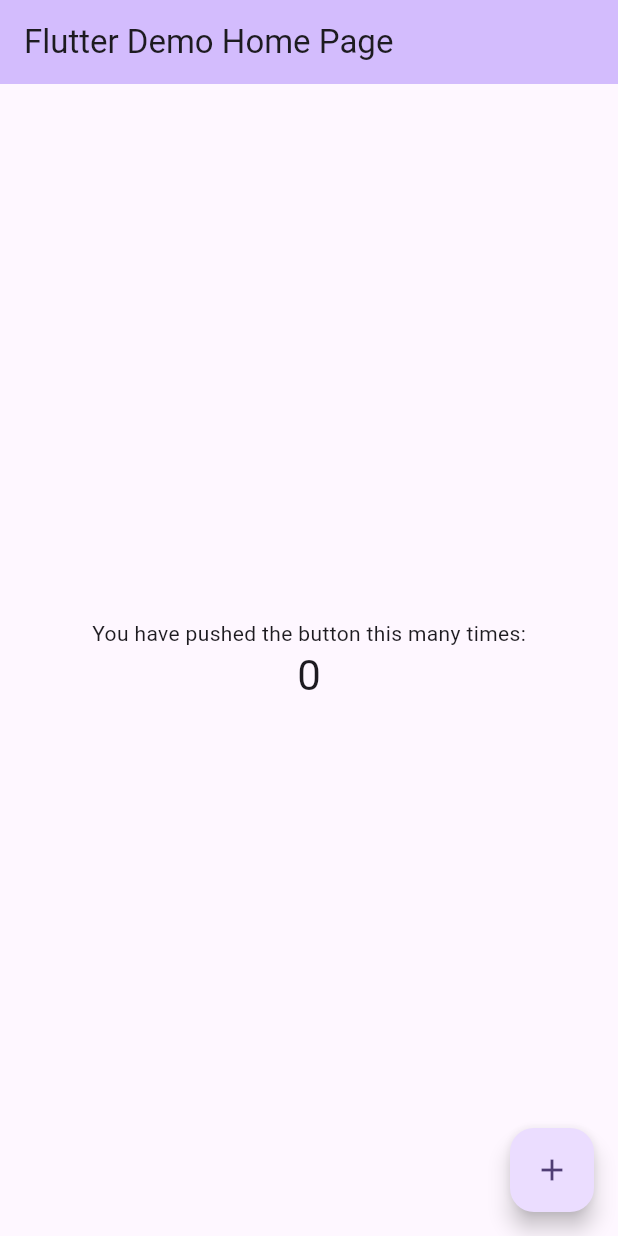
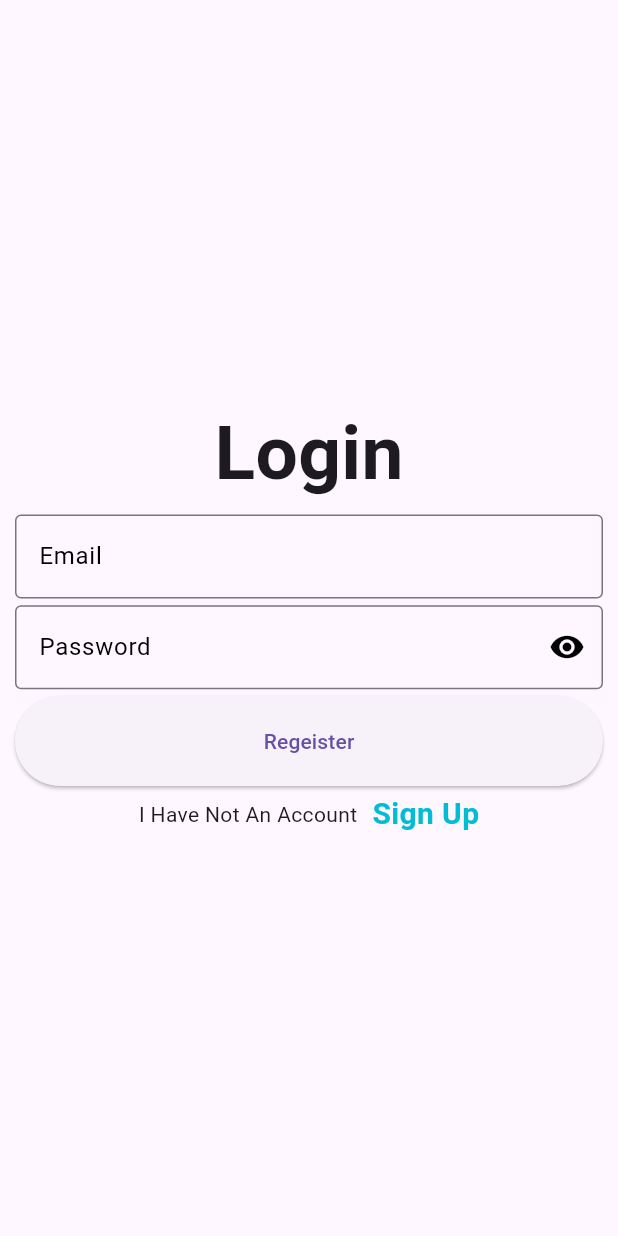
Before and after one commit to mdshakilhossain720/E-Commerce-App, a Flutter app: the screen it shows after launch, on a phone screen of 412 x 824 dp. Run offline on Flutter 3.47's test engine with Material 3 defaults, Android fonts, the phone set to English and light mode, and no system bars.

Commit message:
sign login

```diff
--- a/lib/main.dart
+++ b/lib/main.dart
@@ -1,4 +1,7 @@
 import 'package:flutter/material.dart';
+
+import 'screen/login/login.dart';
+import 'screen/sign_up.dart';
 
 void main() {
   runApp(const MyApp());
@@ -7,119 +10,11 @@
 class MyApp extends StatelessWidget {
   const MyApp({super.key});
 
-  // This widget is the root of your application.
   @override
   Widget build(BuildContext context) {
     return MaterialApp(
-      title: 'Flutter Demo',
-      theme: ThemeData(
-        // This is the theme of your application.
-        //
-        // TRY THIS: Try running your application with "flutter run". You'll see
-        // the application has a purple toolbar. Then, without quitting the app,
-        // try changing the seedColor in the colorScheme below to Colors.green
-        // and then invoke "hot reload" (save your changes or press the "hot
-        // reload" button in a Flutter-supported IDE, or press "r" if you used
-        // the command line to start the app).
-        //
-        // Notice that the counter didn't reset back to zero; the application
-        // state is not lost during the reload. To reset the state, use hot
-        // restart instead.
-        //
-        // This works for code too, not just values: Most code changes can be
-        // tested with just a hot reload.
-        colorScheme: ColorScheme.fromSeed(seedColor: Colors.deepPurple),
-        useMaterial3: true,
-      ),
-      home: const MyHomePage(title: 'Flutter Demo Home Page'),
+      debugShowCheckedModeBanner: false,
+      home: LoginScreen(),
     );
   }
 }
-
-class MyHomePage extends StatefulWidget {
-  const MyHomePage({super.key, required this.title});
-
-  // This widget is the home page of your application. It is stateful, meaning
-  // that it has a State object (defined below) that contains fields that affect
-  // how it looks.
-
-  // This class is the configuration for the state. It holds the values (in this
-  // case the title) provided by the parent (in this case the App widget) and
-  // used by the build method of the State. Fields in a Widget subclass are
-  // always marked "final".
-
-  final String title;
-
-  @override
-  State<MyHomePage> createState() => _MyHomePageState();
-}
-
-class _MyHomePageState extends State<MyHomePage> {
-  int _counter = 0;
-
-  void _incrementCounter() {
-    setState(() {
-      // This call to setState tells the Flutter framework that something has
-      // changed in this State, which causes it to rerun the build method below
-      // so that the display can reflect the updated values. If we changed
-      // _counter without calling setState(), then the build method would not be
-      // called again, and so nothing would appear to happen.
-      _counter++;
-    });
-  }
-
-  @override
-  Widget build(BuildContext context) {
-    // This method is rerun every time setState is called, for instance as done
-    // by the _incrementCounter method above.
-    //
-    // The Flutter framework has been optimized to make rerunning build methods
-    // fast, so that you can just rebuild anything that needs updating rather
-    // than having to individually change instances of widgets.
-    return Scaffold(
-      appBar: AppBar(
-        // TRY THIS: Try changing the color here to a specific color (to
-        // Colors.amber, perhaps?) and trigger a hot reload to see the AppBar
-        // change color while the other colors stay the same.
-        backgroundColor: Theme.of(context).colorScheme.inversePrimary,
-        // Here we take the value from the MyHomePage object that was created by
-        // the App.build method, and use it to set our appbar title.
-        title: Text(widget.title),
-      ),
-      body: Center(
-        // Center is a layout widget. It takes a single child and positions it
-        // in the middle of the parent.
-        child: Column(
-          // Column is also a layout widget. It takes a list of children and
-          // arranges them vertically. By default, it sizes itself to fit its
-          // children horizontally, and tries to be as tall as its parent.
-          //
-          // Column has various properties to control how it sizes itself and
-          // how it positions its children. Here we use mainAxisAlignment to
-          // center the children vertically; the main axis here is the vertical
-          // axis because Columns are vertical (the cross axis would be
-          // horizontal).
-          //
-          // TRY THIS: Invoke "debug painting" (choose the "Toggle Debug Paint"
-          // action in the IDE, or press "p" in the console), to see the
-          // wireframe for each widget.
-          mainAxisAlignment: MainAxisAlignment.center,
-          children: <Widget>[
-            const Text(
-              'You have pushed the button this many times:',
-            ),
-            Text(
-              '$_counter',
-              style: Theme.of(context).textTheme.headlineMedium,
-            ),
-          ],
-        ),
-      ),
-      floatingActionButton: FloatingActionButton(
-        onPressed: _incrementCounter,
-        tooltip: 'Increment',
-        child: const Icon(Icons.add),
-      ), // This trailing comma makes auto-formatting nicer for build methods.
-    );
-  }
-}
--- /dev/null
+++ b/lib/screen/login/login.dart
@@ -0,0 +1,136 @@
+
+import 'package:ecommercefirbase/screen/sign_up.dart';
+import 'package:flutter/material.dart';
+
+class LoginScreen extends StatefulWidget {
+  const LoginScreen({super.key});
+
+  @override
+  State<LoginScreen> createState() => _LoginScreenState();
+}
+String p = r'^(([^<>()[\]\\.,;:\s@\"]+(\.[^<>()[\]\\.,;:\s@\"]+)*)|(\".+\"))@((\[[0-9]{1,3}\.[0-9]{1,3}\.[0-9]{1,3}\.[0-9]{1,3}\])|(([a-zA-Z\-0-9]+\.)+[a-zA-Z]{2,}))$';
+RegExp regExp=new RegExp(p);
+final GlobalKey<FormState> _formKey=GlobalKey<FormState>();
+
+class _LoginScreenState extends State<LoginScreen> {
+  void validation() {
+    // Make sure to properly check the form state
+    final FormState? form = _formKey.currentState;
+
+    // Use null-aware checking to ensure form is not null
+    if (form != null && form.validate()) {
+      print("yes");
+    } else {
+      print("No");
+    }
+  }
+  bool obserText=true;
+  @override
+  Widget build(BuildContext context) {
+    return Scaffold(
+      body: Form(
+        key: _formKey,
+        child: Container(
+          child: Column(
+            mainAxisAlignment: MainAxisAlignment.center,
+            children: [
+              Container(
+                margin: EdgeInsets.symmetric(horizontal: 10),
+                height: 300,
+                width: double.infinity,
+                child: Column(
+                 mainAxisAlignment: MainAxisAlignment.spaceEvenly,
+                  children: [
+                    Text("Login",style: TextStyle(
+                      fontSize: 50,
+                      fontWeight: FontWeight.bold,
+
+                    ),),
+                    TextFormField(
+                      validator: (value) {
+                        if (value == "") {
+                          return "Please Fill The Email";
+                        }
+                        else if(!regExp.hasMatch(value!)){
+                          return "Email Is InVaild";
+                        }
+                        return "";
+                      },
+                      decoration: InputDecoration(
+                        hintText: 'Email',
+                        hintStyle: TextStyle(
+                          color: Colors.black,
+                        ),
+                        border: OutlineInputBorder(),
+                      ),
+                    ),
+                    TextFormField(
+                      obscureText: obserText,
+                      validator: (value){
+                        if(value==""){
+                          return "Please Fill Password";
+                        }else if(value!.length <8){
+                          return "Password Is To Short";
+
+                        }
+                        return "";
+                      },
+                      decoration: InputDecoration(
+
+                          suffixIcon: GestureDetector(
+                            onTap: () {
+                             setState(() {
+                               obserText=obserText;
+                             });
+                            },
+                            child: Icon(
+                              obserText==true ?
+                              Icons.visibility:Icons.visibility_off, color: Colors.black,),
+                          ),
+                          hintText: "Password",
+                          hintStyle: TextStyle(
+                            color: Colors.black,
+                          ),
+                          border: OutlineInputBorder(
+
+                          )
+                      ),
+                    ),
+                    Container(
+                        height: 60,
+                        width: double.infinity,
+
+                        child: ElevatedButton(onPressed: () {
+                          validation();
+
+                        }, child: Text(
+                            "Regeister"))),
+
+                    Row(
+                      mainAxisAlignment: MainAxisAlignment.center,
+                      children: [
+                        Text("I Have Not An Account"),
+                        SizedBox(width: 10,),
+                        GestureDetector(
+                          onTap: () {
+                            Navigator.push(context, MaterialPageRoute(builder: (_)=>SignUp()));
+                          },
+                          child: Text("Sign Up", style: TextStyle(
+                            color: Colors.cyan,
+                            fontSize: 20,
+                            fontWeight: FontWeight.w600,
+                          ),),
+                        ),
+                      ],
+                    )
+
+                  ],
+                ),
+              )
+            ],
+          ),
+        ),
+      ),
+    );
+  }
+}
```
Also changed, not shown: lib/screen/sign_up.dart (added, +194 -0 lines).
